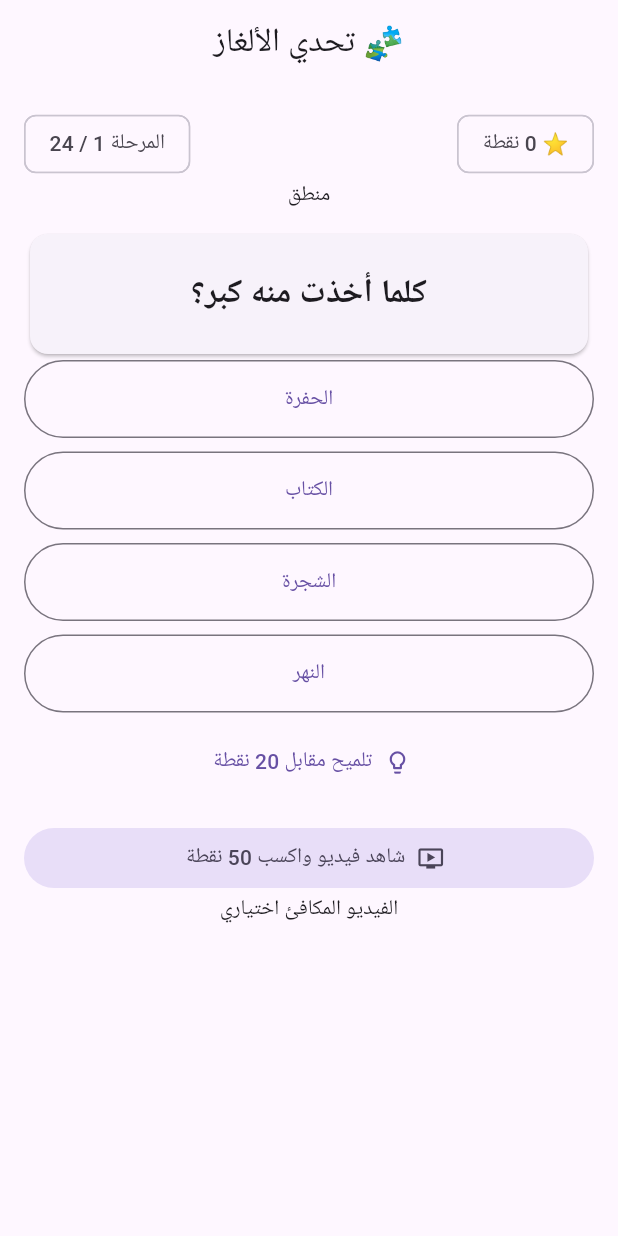
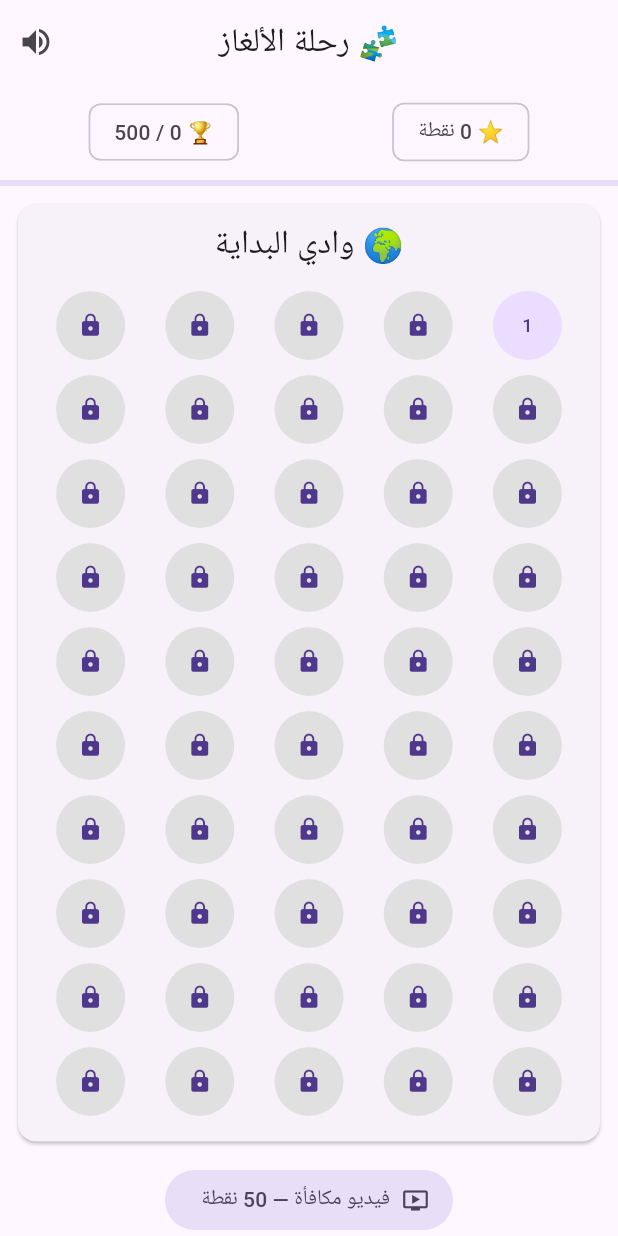
Before and after one commit to alm3tz/puzzle-game, a Flutter app: the screen it shows after launch, on a phone screen of 412 x 824 dp. Run offline on Flutter 3.47's test engine with Material 3 defaults, Android fonts, the phone set to English and light mode, and no system bars; our stand-ins replace google_mobile_ads, shared_preferences; network calls fail.

Commit message:
Add 500-stage region map, locked levels, persistent progress and rewarded ads

```diff
--- a/lib/main.dart
+++ b/lib/main.dart
@@ -1,3 +1,4 @@
+import 'levels.dart';
 import 'package:flutter/material.dart';
 import 'package:google_mobile_ads/google_mobile_ads.dart';
 import 'package:shared_preferences/shared_preferences.dart';
@@ -11,38 +12,7 @@ const testBanner = 'ca-app-pub-3940256099942544/6300978111';
 const testBetween = 'ca-app-pub-3940256099942544/1033173712';
 const testReward = 'ca-app-pub-3940256099942544/5224354917';
 
-class Puzzle {
-  final String type, question;
-  final List<String> options;
-  final int answer;
-  const Puzzle(this.type, this.question, this.options, this.answer);
-}
-const puzzles = <Puzzle>[
-  Puzzle('منطق','كلما أخذت منه كبر؟',['الحفرة','الكتاب','الشجرة','النهر'],0),
-  Puzzle('حساب','7 × 8 = ؟',['54','56','64','48'],1),
-  Puzzle('كلمات','عكس شجاع؟',['سريع','قوي','جبان','ذكي'],2),
-  Puzzle('معلومات','عدد أيام الأسبوع؟',['5','6','7','8'],2),
-  Puzzle('منطق','له أسنان ولا يعض؟',['المشط','القلم','الباب','الحذاء'],0),
-  Puzzle('حساب','30 - 12 = ؟',['12','16','18','20'],2),
-  Puzzle('كلمات','مرادف السعادة؟',['الفرح','الخوف','الحزن','التعب'],0),
-  Puzzle('معلومات','الكوكب الأحمر؟',['الزهرة','المريخ','الأرض','زحل'],1),
-  Puzzle('منطق','يكتب ولا يقرأ؟',['الورق','القلم','الكتاب','الهاتف'],1),
-  Puzzle('حساب','نصف 90؟',['40','35','45','50'],2),
-  Puzzle('كلمات','جمع مدينة؟',['مدينتان','مدائن','مدني','مدينة'],1),
-  Puzzle('معلومات','أكبر محيط؟',['الأطلسي','الهندي','الهادئ','المتجمد'],2),
-  Puzzle('منطق','له عين ولا يرى؟',['الإبرة','الساعة','النافذة','المرآة'],0),
-  Puzzle('حساب','5 × 5 = ؟',['10','20','25','30'],2),
-  Puzzle('كلمات','عكس سريع؟',['قريب','بطيء','عاجل','قصير'],1),
-  Puzzle('معلومات','عاصمة الأردن؟',['إربد','العقبة','عمّان','الزرقاء'],2),
-  Puzzle('منطق','يكسر دون أن تلمسه؟',['الوعد','الزجاج','القلم','الصحن'],0),
-  Puzzle('حساب','144 ÷ 12 = ؟',['10','11','12','14'],2),
-  Puzzle('كلمات','تبدأ بهمزة قطع؟',['ابن','اسم','أحمد','استمع'],2),
-  Puzzle('معلومات','عدد القارات وفق التقسيم الشائع؟',['5','6','7','8'],2),
-  Puzzle('منطق','يحترق ويقصر؟',['الشمعة','الحجر','البحر','الجبل'],0),
-  Puzzle('حساب','2، 4، 8، 16، ...',['20','24','32','30'],2),
-  Puzzle('كلمات','مفرد أشجار؟',['شجرة','شجيرة','شجرات','شجر'],0),
-  Puzzle('معلومات','سفينة الصحراء؟',['الحصان','الجمل','الغزال','الفيل'],1),
-];
+final puzzles = buildLevels();
 
 Future<void> main() async {
   WidgetsFlutterBinding.ensureInitialized();
@@ -90,170 +60,167 @@ class _AdStripState extends State<AdStrip> {
 
 class Game extends StatefulWidget {
  const Game({super.key});
-  @override
-  State<Game> createState() => _GameState();
+ @override State<Game> createState()=>_GameState();
 }
 class _GameState extends State<Game> {
-  int level = 0, points = 0;
+ int level=0,points=0,opened=0;
+ bool inGame=false,answered=false,rewardShowing=false,sounds=true;
  int? chosen;
-  bool answered = false;
+ final Set<int> completed={};
  InterstitialAd? interstitial;
  RewardedAd? rewarded;
-  bool rewardShowing = false;
-  @override
-  void initState() {
-    super.initState();
-    _restore();
-    _loadBetween();
-    _loadReward();
-  }
+ @override void initState(){super.initState();_restore();_loadBetween();_loadReward();}
  Future<void> _restore() async {
-    final prefs = await SharedPreferences.getInstance();
-    if (!mounted) return;
-    setState(() {
-      level = (prefs.getInt('level') ?? 0).clamp(0, puzzles.length);
-      points = prefs.getInt('points') ?? 0;
+  final p=await SharedPreferences.getInstance();
+  if(!mounted)return;
+  setState((){
+   opened=(p.getInt('opened')??p.getInt('level')??0).clamp(0,500);
+   points=p.getInt('points')??0;
+   sounds=p.getBool('sounds')??true;
+   completed.addAll((p.getStringList('completed')??[]).map(int.tryParse).whereType<int>().where((n)=>n>=0&&n<500));
   });
  }
-  Future<void> _save() async {
-    final prefs = await SharedPreferences.getInstance();
-    await prefs.setInt('level', level);
-    await prefs.setInt('points', points);
+ Future<void> _save()async{
+  final p=await SharedPreferences.getInstance();
+  await p.setInt('opened',opened);
+  await p.setInt('points',points);
+  await p.setBool('sounds',sounds);
+  await p.setStringList('completed',completed.map((n)=>n.toString()).toList());
  }
-  void _notice(String message) {
-    if (mounted) ScaffoldMessenger.of(context).showSnackBar(SnackBar(content: Text(message)));
+ void _notice(String s){if(mounted)ScaffoldMessenger.of(context).showSnackBar(SnackBar(content:Text(s)));}
+ void _loadBetween(){
+  InterstitialAd.load(adUnitId:live?between:testBetween,request:const AdRequest(),
+   adLoadCallback:InterstitialAdLoadCallback(
+    onAdLoaded:(ad){if(!mounted){ad.dispose();return;}interstitial?.dispose();interstitial=ad;},
+    onAdFailedToLoad:(_){interstitial=null;}));
  }
-  void _loadBetween() {
-    InterstitialAd.load(
-      adUnitId: live ? between : testBetween,
-      request: const AdRequest(),
-      adLoadCallback: InterstitialAdLoadCallback(
-        onAdLoaded: (ad) { if (!mounted) { ad.dispose(); return; } interstitial?.dispose(); interstitial = ad; },
-        onAdFailedToLoad: (_) { interstitial = null; },
+ void _showBetween(){
+  final ad=interstitial;
+  if(ad==null){_loadBetween();return;}
+  interstitial=null;
+  ad.fullScreenContentCallback=FullScreenContentCallback(
+   onAdDismissedFullScreenContent:(ad){ad.dispose();if(mounted)_loadBetween();},
+   onAdFailedToShowFullScreenContent:(ad,_){ad.dispose();if(mounted)_loadBetween();});
+  ad.show();
+ }
+ void _loadReward(){
+  RewardedAd.load(adUnitId:live?reward:testReward,request:const AdRequest(),
+   rewardedAdLoadCallback:RewardedAdLoadCallback(
+    onAdLoaded:(ad){if(!mounted){ad.dispose();return;}rewarded?.dispose();rewarded=ad;},
+    onAdFailedToLoad:(_){rewarded=null;}));
+ }
+ void _watch(){
+  if(rewardShowing)return;
+  final ad=rewarded;
+  if(ad==null){_notice('الفيديو غير متاح حالياً');_loadReward();return;}
+  rewarded=null;rewardShowing=true;
+  ad.fullScreenContentCallback=FullScreenContentCallback(
+   onAdDismissedFullScreenContent:(ad){ad.dispose();rewardShowing=false;if(mounted)_loadReward();},
+   onAdFailedToShowFullScreenContent:(ad,_){ad.dispose();rewardShowing=false;if(mounted)_loadReward();});
+  ad.show(onUserEarnedReward:(_,__){
+   if(!mounted)return;
+   setState(()=>points+=50);_save();_notice('ربحت 50 نقطة!');
+  });
+ }
+ void _enter(int n){
+  if(n>opened||n>=500)return;
+  setState((){level=n;chosen=null;answered=false;inGame=true;});
+ }
+ void _choose(int n){
+  if(answered)return;
+  final good=n==puzzles[level].correct;
+  setState((){
+   chosen=n;answered=true;
+   if(good&&!completed.contains(level)){
+    completed.add(level);points+=10;
+    if(level==opened)opened=(opened+1).clamp(0,500);
+   }
+  });
+  _save();
+ }
+ void _hint(){
+  if(answered)return;
+  if(points<20){_notice('تحتاج إلى 20 نقطة');return;}
+  setState(()=>points-=20);_save();
+  _notice('الإجابة: '+puzzles[level].options[puzzles[level].correct]);
+ }
+ void _next(){
+  if(chosen!=puzzles[level].correct){setState((){answered=false;chosen=null;});return;}
+  final n=level+1;
+  setState((){inGame=false;answered=false;chosen=null;});
+  if(n<500&&n<=opened)_enter(n);
+  if(n%5==0&&n<500)_showBetween();
+  if(n==500)_notice('مبروك! أكملت جميع المراحل');
+ }
+ @override void dispose(){interstitial?.dispose();rewarded?.dispose();super.dispose();}
+ Widget _map(){
+  return ListView.builder(
+   padding:const EdgeInsets.all(12),itemCount:10,
+   itemBuilder:(context,region)=>Card(
+    margin:const EdgeInsets.only(bottom:16),
+    child:Padding(padding:const EdgeInsets.all(12),child:Column(children:[
+     Text('🌍 '+regions[region],style:Theme.of(context).textTheme.titleLarge),
+     const SizedBox(height:12),
+     for(var row=0;row<10;row++)
+      Row(mainAxisAlignment:MainAxisAlignment.spaceAround,children:[
+       for(var col=0;col<5;col++)
+        Builder(builder:(context){
+         final index=region*50+row*5+(row.isEven?col:4-col);
+         final locked=index>opened,done=completed.contains(index);
+         return Padding(padding:const EdgeInsets.symmetric(vertical:5),child:
+          InkWell(onTap:locked?null:()=>_enter(index),
+           borderRadius:BorderRadius.circular(40),
+           child:CircleAvatar(radius:23,
+            backgroundColor:done?Colors.green.shade200:locked?Colors.grey.shade300:Theme.of(context).colorScheme.primaryContainer,
+            child:locked?const Icon(Icons.lock,size:17):done?const Icon(Icons.star,size:20):Text((index+1).toString(),style:const TextStyle(fontSize:12)),
+           )));
+        }),
+      ]),
+    ])),
    ),
   );
  }
-  void _showBetween() {
-    final ad = interstitial;
-    if (ad == null) { _loadBetween(); return; }
-    interstitial = null;
-    ad.fullScreenContentCallback = FullScreenContentCallback(
-      onAdDismissedFullScreenContent: (ad) { ad.dispose(); if (mounted) _loadBetween(); },
-      onAdFailedToShowFullScreenContent: (ad, _) { ad.dispose(); if (mounted) _loadBetween(); },
-    );
-    ad.show();
+ Widget _play(){
+  final p=puzzles[level];
+  return SingleChildScrollView(padding:const EdgeInsets.all(16),child:
+   Column(crossAxisAlignment:CrossAxisAlignment.stretch,children:[
+    Text('المرحلة '+(level+1).toString()+' / 500 — '+p.category,textAlign:TextAlign.center),
+    const SizedBox(height:16),
+    Card(child:Padding(padding:const EdgeInsets.all(24),child:Text(p.question,
+     textAlign:TextAlign.center,style:const TextStyle(fontSize:22,fontWeight:FontWeight.bold)))),
+    const SizedBox(height:16),
+    for(var i=0;i<4;i++)
+     Padding(padding:const EdgeInsets.only(bottom:8),child:OutlinedButton(
+      onPressed:answered?null:()=>_choose(i),
+      style:OutlinedButton.styleFrom(padding:const EdgeInsets.all(16),
+       backgroundColor:answered&&i==p.correct?Colors.green.shade100:
+        answered&&i==chosen?Colors.red.shade100:null),
+      child:Text(p.options[i]))),
+    if(answered)...[
+     Text(chosen==p.correct?'إجابة صحيحة! ⭐':'إجابة غير صحيحة. حاول مجدداً.',textAlign:TextAlign.center),
+     FilledButton(onPressed:_next,child:Text(chosen==p.correct?'المرحلة التالية':'إعادة المحاولة')),
+    ]else TextButton.icon(onPressed:_hint,icon:const Icon(Icons.lightbulb_outline),
+     label:const Text('تلميح مقابل 20 نقطة')),
+   ]));
  }
-  void _loadReward() {
-    RewardedAd.load(
-      adUnitId: live ? reward : testReward,
-      request: const AdRequest(),
-      rewardedAdLoadCallback: RewardedAdLoadCallback(
-        onAdLoaded: (ad) { if (!mounted) { ad.dispose(); return; } rewarded?.dispose(); rewarded = ad; },
-        onAdFailedToLoad: (_) { rewarded = null; },
-      ),
-    );
-  }
-  void _watch() {
-    if (rewardShowing) return;
-    final ad = rewarded;
-    if (ad == null) { _notice('الفيديو غير جاهز حالياً'); _loadReward(); return; }
-    rewarded = null;
-    rewardShowing = true;
-    ad.fullScreenContentCallback = FullScreenContentCallback(
-      onAdDismissedFullScreenContent: (ad) { ad.dispose(); rewardShowing = false; if (mounted) _loadReward(); },
-      onAdFailedToShowFullScreenContent: (ad, _) { ad.dispose(); rewardShowing = false; if (mounted) _loadReward(); },
-    );
-    ad.show(onUserEarnedReward: (_, __) {
-      if (!mounted) return;
-      setState(() => points += 50);
-      _save();
-      _notice('حصلت على 50 نقطة!');
-    });
-  }
-  void _choose(int index) {
-    if (answered || level >= puzzles.length) return;
-    setState(() {
-      chosen = index;
-      answered = true;
-      if (index == puzzles[level].answer) points += 10;
-    });
-    _save();
-  }
-  void _hint() {
-    if (answered || level >= puzzles.length) return;
-    if (points < 20) { _notice('تحتاج إلى 20 نقطة'); return; }
-    setState(() { points -= 20; chosen = puzzles[level].answer; answered = true; });
-    _save();
-  }
-  void _next() {
-    if (!answered) return;
-    setState(() { level++; chosen = null; answered = false; });
-    _save();
-    if (level % 3 == 0 && level < puzzles.length) _showBetween();
-  }
-  @override
-  void dispose() { interstitial?.dispose(); rewarded?.dispose(); super.dispose(); }
-  @override
-  Widget build(BuildContext context) {
-    final done = level >= puzzles.length;
-    final puzzle = done ? null : puzzles[level];
-    return Scaffold(
-      appBar: AppBar(title: const Text('🧩 تحدي الألغاز'), centerTitle: true),
-      body: SafeArea(child: Column(children: [
-        const Center(child: AdStrip(upper: true)),
-        Expanded(child: SingleChildScrollView(
-          padding: const EdgeInsets.all(16),
-          child: Column(crossAxisAlignment: CrossAxisAlignment.stretch, children: [
-            Row(mainAxisAlignment: MainAxisAlignment.spaceBetween, children: [
-              Chip(label: Text('⭐ ' + points.toString() + ' نقطة')),
-              Chip(label: Text(done ? 'مكتمل' : 'المرحلة ' + (level + 1).toString() + ' / ' + puzzles.length.toString())),
-            ]),
-            if (done) ...[
-              const SizedBox(height: 36),
-              const Icon(Icons.emoji_events, size: 80, color: Colors.amber),
-              const Text('أحسنت! أكملت الألغاز', textAlign: TextAlign.center),
-              FilledButton(onPressed: () {
-                setState(() { level = 0; chosen = null; answered = false; });
-                _save();
-              }, child: const Text('إعادة اللعب')),
-            ] else ...[
-              Text(puzzle!.type, textAlign: TextAlign.center),
-              const SizedBox(height: 12),
-              Card(child: Padding(padding: const EdgeInsets.all(24), child: Text(
-                puzzle.question, textAlign: TextAlign.center,
-                style: const TextStyle(fontSize: 22, fontWeight: FontWeight.bold),
-              ))),
-              for (var i = 0; i < puzzle.options.length; i++)
-                Padding(padding: const EdgeInsets.only(bottom: 9), child: OutlinedButton(
-                  onPressed: answered ? null : () => _choose(i),
-                  style: OutlinedButton.styleFrom(
-                    padding: const EdgeInsets.all(16),
-                    backgroundColor: answered && i == puzzle.answer ? Colors.green.shade100
-                        : answered && i == chosen ? Colors.red.shade100 : null,
-                  ),
-                  child: Text(puzzle.options[i]),
-                )),
-              if (answered) ...[
-                Text(chosen == puzzle.answer ? 'إجابة صحيحة! +10 نقاط' : 'الإجابة الصحيحة: ' + puzzle.options[puzzle.answer],
-                    textAlign: TextAlign.center),
-                FilledButton(onPressed: _next, child: const Text('المرحلة التالية')),
-              ] else TextButton.icon(
-                onPressed: _hint,
-                icon: const Icon(Icons.lightbulb_outline),
-                label: const Text('تلميح مقابل 20 نقطة'),
-              ),
-            ],
-            const SizedBox(height: 16),
-            FilledButton.tonalIcon(
-              onPressed: _watch,
-              icon: const Icon(Icons.ondemand_video),
-              label: const Text('شاهد فيديو واكسب 50 نقطة'),
-            ),
-            const Text('الفيديو المكافئ اختياري', textAlign: TextAlign.center),
-          ]),
-        )),
-        const Center(child: AdStrip(upper: false)),
+ @override Widget build(BuildContext context)=>Scaffold(
+  appBar:AppBar(
+   title:Text(inGame?'المرحلة '+(level+1).toString():'🧩 رحلة الألغاز'),
+   centerTitle:true,
+   leading:inGame?IconButton(icon:const Icon(Icons.arrow_back),onPressed:()=>setState(()=>inGame=false)):null,
+   actions:[IconButton(tooltip:'الصوت',icon:Icon(sounds?Icons.volume_up:Icons.volume_off),
+    onPressed:(){setState(()=>sounds=!sounds);_save();})]),
+  body:SafeArea(child:Column(children:[
+   const Center(child:AdStrip(upper:true)),
+   Padding(padding:const EdgeInsets.all(8),child:Row(
+    mainAxisAlignment:MainAxisAlignment.spaceAround,
+    children:[Chip(label:Text('⭐ '+points.toString()+' نقطة')),
+     Chip(label:Text('🏆 '+completed.length.toString()+' / 500'))])),
+   LinearProgressIndicator(value:completed.length/500),
+   Expanded(child:inGame?_play():_map()),
+   FilledButton.tonalIcon(onPressed:_watch,icon:const Icon(Icons.ondemand_video),
+    label:const Text('فيديو مكافأة — 50 نقطة')),
+   const Center(child:AdStrip(upper:false)),
   ])),
  );
 }
-}
```
Lines whose indentation alone changed are shown as unchanged.
